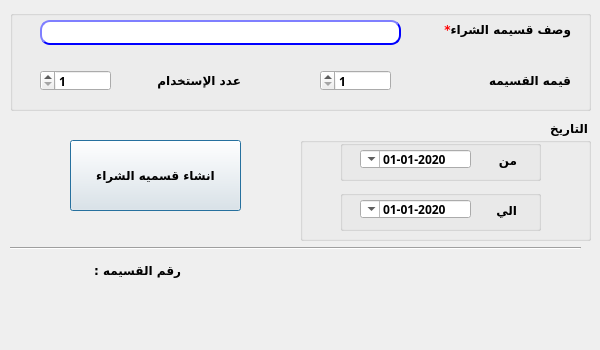
shymaa123456/HyperPOS2020, file presentation/promotion_voucher_ui/createPromVoucher.ui: the form before one commit.
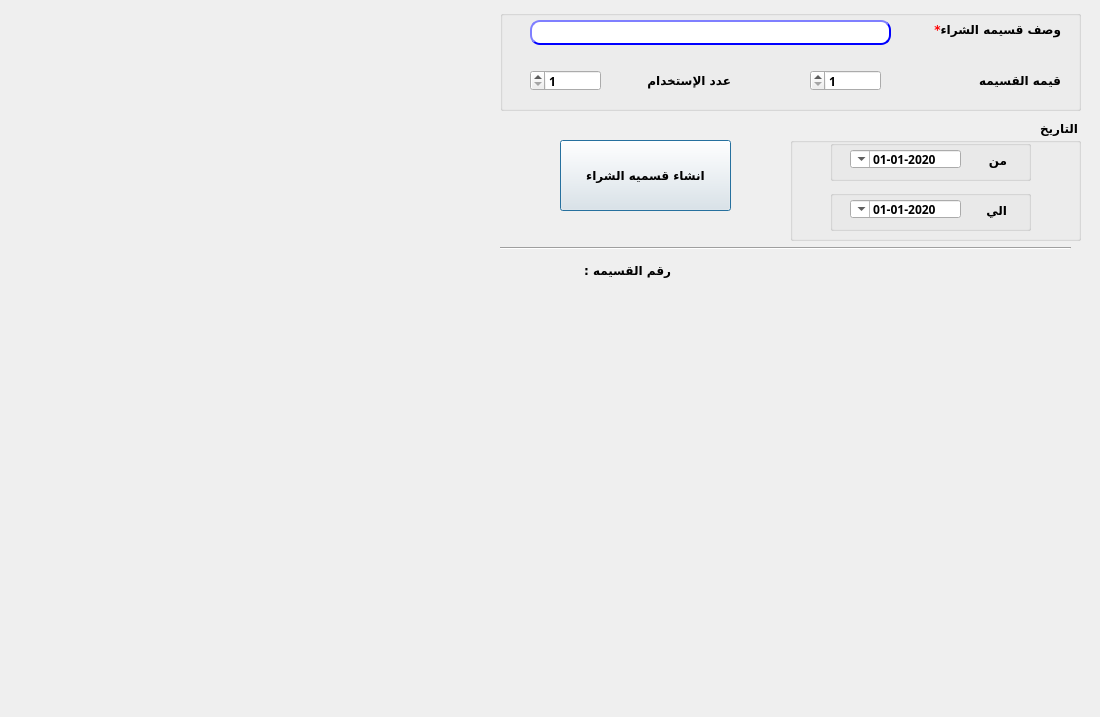
The form after the commit.

What changed in the file:
```diff
--- a/presentation/promotion_voucher_ui/createPromVoucher.ui
+++ b/presentation/promotion_voucher_ui/createPromVoucher.ui
@@ -6,8 +6,8 @@
    <rect>
     <x>0</x>
     <y>0</y>
-    <width>600</width>
-    <height>350</height>
+    <width>1100</width>
+    <height>717</height>
    </rect>
   </property>
   <property name="sizePolicy">
@@ -18,14 +18,14 @@
   </property>
   <property name="minimumSize">
    <size>
-    <width>600</width>
-    <height>350</height>
+    <width>1100</width>
+    <height>717</height>
    </size>
   </property>
   <property name="maximumSize">
    <size>
-    <width>600</width>
-    <height>350</height>
+    <width>1100</width>
+    <height>717</height>
    </size>
   </property>
   <property name="windowTitle">
@@ -37,7 +37,7 @@
   <widget class="QLabel" name="desc">
    <property name="geometry">
     <rect>
-     <x>420</x>
+     <x>910</x>
      <y>20</y>
      <width>151</width>
      <height>20</height>
@@ -58,7 +58,7 @@
   <widget class="QPushButton" name="BTN_createVoucher">
    <property name="geometry">
     <rect>
-     <x>70</x>
+     <x>560</x>
      <y>140</y>
      <width>171</width>
      <height>71</height>
@@ -85,7 +85,7 @@
   <widget class="QLineEdit" name="LE_desc">
    <property name="geometry">
     <rect>
-     <x>40</x>
+     <x>530</x>
      <y>20</y>
      <width>361</width>
      <height>25</height>
@@ -130,7 +130,7 @@
   <widget class="QDoubleSpinBox" name="LE_maxCount">
    <property name="geometry">
     <rect>
-     <x>40</x>
+     <x>530</x>
      <y>70</y>
      <width>71</width>
      <height>21</height>
@@ -163,7 +163,7 @@
   <widget class="QLabel" name="voucher_num">
    <property name="geometry">
     <rect>
-     <x>10</x>
+     <x>500</x>
      <y>260</y>
      <width>47</width>
      <height>21</height>
@@ -184,7 +184,7 @@
   <widget class="QLabel" name="label_2">
    <property name="geometry">
     <rect>
-     <x>90</x>
+     <x>580</x>
      <y>260</y>
      <width>91</width>
      <height>20</height>
@@ -205,7 +205,7 @@
   <widget class="QLabel" name="label">
    <property name="geometry">
     <rect>
-     <x>140</x>
+     <x>630</x>
      <y>70</y>
      <width>101</width>
      <height>21</height>
@@ -226,7 +226,7 @@
   <widget class="QLabel" name="desc_11">
    <property name="geometry">
     <rect>
-     <x>460</x>
+     <x>950</x>
      <y>70</y>
      <width>111</width>
      <height>21</height>
@@ -250,7 +250,7 @@
   <widget class="QDoubleSpinBox" name="LE_value">
    <property name="geometry">
     <rect>
-     <x>320</x>
+     <x>810</x>
      <y>70</y>
      <width>71</width>
      <height>21</height>
@@ -283,7 +283,7 @@
   <widget class="QGroupBox" name="groupBox">
    <property name="geometry">
     <rect>
-     <x>10</x>
+     <x>500</x>
      <y>10</y>
      <width>581</width>
      <height>101</height>
@@ -304,7 +304,7 @@
   <widget class="QGroupBox" name="groupBox_2">
    <property name="geometry">
     <rect>
-     <x>300</x>
+     <x>790</x>
      <y>120</y>
      <width>291</width>
      <height>121</height>
@@ -489,7 +489,7 @@
   <widget class="Line" name="line">
    <property name="geometry">
     <rect>
-     <x>10</x>
+     <x>500</x>
      <y>240</y>
      <width>571</width>
      <height>16</height>
```
